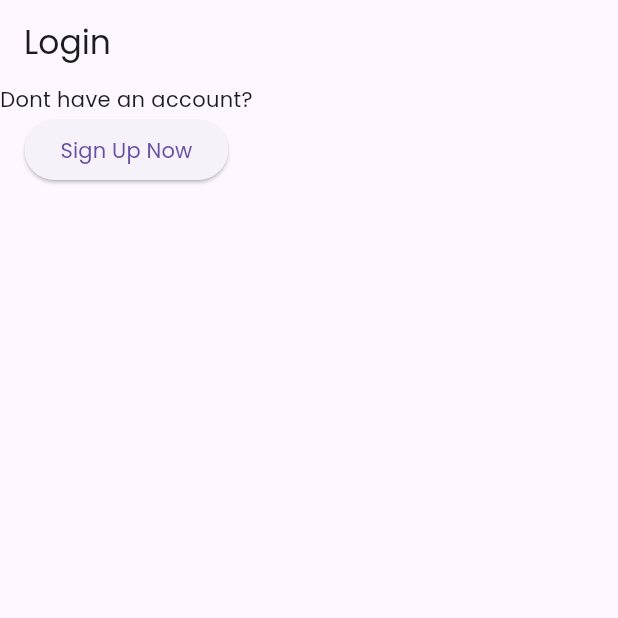
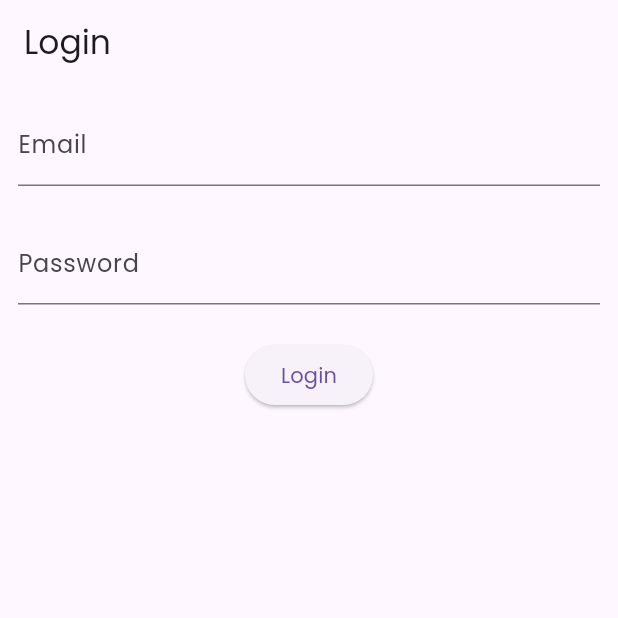
Before and after one commit to MossesAryo/flutter_global_chat_app, a Flutter app: the screen it shows after launch, on a phone screen of 412 x 824 dp, the top half of it. Run offline on Flutter 3.47's test engine with Material 3 defaults, Android fonts, the phone set to English and light mode, and no system bars; our stand-ins replace firebase_auth, firebase_core; accounts and stored records are empty.

Commit message:
`Added form validation and Firebase login functionality to login screen`

```diff
--- /dev/null
+++ b/lib/controllers/login_controller.dart
@@ -0,0 +1,29 @@
+import 'package:firebase_auth/firebase_auth.dart';
+import 'package:flutter/material.dart';
+import 'package:globalchat/screens/dashboard_screen.dart';
+
+class LoginController {
+  static Future<void> login(
+      {required BuildContext context,
+      required String email,
+      required String password}) async {
+    try {
+      await FirebaseAuth.instance
+          .signInWithEmailAndPassword(email: email, password: password);
+
+      Navigator.pushAndRemoveUntil(context,
+          MaterialPageRoute(builder: (context) {
+        return DashboardScreen();
+      }), (route) {
+        return false;
+      });
+
+      print("Account Created Successfully");
+    } catch (e) {
+      SnackBar messageSnackbar =
+          SnackBar(backgroundColor: Colors.red, content: Text(e.toString()));
+
+      ScaffoldMessenger.of(context).showSnackBar(messageSnackbar);
+    }
+  }
+}
--- a/lib/screens/login_screen.dart
+++ b/lib/screens/login_screen.dart
@@ -1,5 +1,9 @@
 import 'package:flutter/material.dart';
-import 'package:globalchat/screens/signup_screen.dart';
+import 'package:globalchat/controllers/login_controller.dart';
+import 'package:globalchat/controllers/signup_controller.dart';
+import 'package:globalchat/screens/dashboard_screen.dart';
+import 'package:globalchat/screens/login_screen.dart';
+import 'package:firebase_auth/firebase_auth.dart';
 
 class LoginScreen extends StatefulWidget {
   const LoginScreen({super.key});
@@ -9,23 +13,65 @@ class LoginScreen extends StatefulWidget {
 }
 
 class _LoginScreenState extends State<LoginScreen> {
+  var userForm = GlobalKey<FormState>();
+
+  TextEditingController email = TextEditingController();
+  TextEditingController password = TextEditingController();
+
   @override
   Widget build(BuildContext context) {
     return Scaffold(
       appBar: AppBar(
         title: const Text('Login'),
       ),
-      body: Column(
-        children: [
-          Text("Dont have an account?"),
-          ElevatedButton(
-              onPressed: () {
-                Navigator.push(context, MaterialPageRoute(builder: (context) {
-                  return SignupScreen();
-                }));
-              },
-              child: Text("Sign Up Now"))
-        ],
+      body: Form(
+        key: userForm,
+        child: Padding(
+          padding: const EdgeInsets.all(12.0),
+          child: Column(
+            children: [
+              TextFormField(
+                autovalidateMode: AutovalidateMode.onUserInteraction,
+                controller: email,
+                validator: (value) {
+                  if (value == null || value.isEmpty) {
+                    return "Email is required ";
+                  }
+                },
+                decoration: InputDecoration(label: Text("Email")),
+              ),
+              SizedBox(
+                height: 23,
+              ),
+              TextFormField(
+                controller: password,
+                autovalidateMode: AutovalidateMode.onUserInteraction,
+                validator: (value) {
+                  if (value == null || value.isEmpty) {
+                    return "Password is required ";
+                  }
+                },
+                obscureText: true,
+                enableSuggestions: true,
+                autocorrect: false,
+                decoration: InputDecoration(label: Text("Password")),
+              ),
+              SizedBox(
+                height: 23,
+              ),
+              ElevatedButton(
+                  onPressed: () {
+                    if (userForm.currentState!.validate()) {
+                      LoginController.login(
+                          context: context,
+                          email: email.text,
+                          password: password.text);
+                    }
+                  },
+                  child: Text("Login"))
+            ],
+          ),
+        ),
       ),
     );
   }
```
